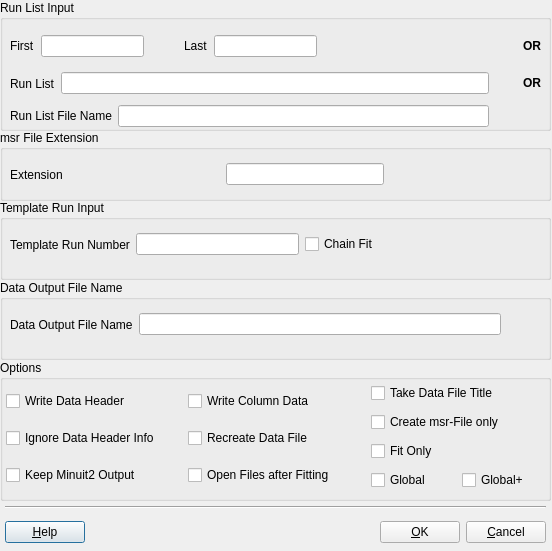
Before: the Qt Designer form src/musredit/forms/PMsr2DataDialog.ui in aPeter1/musrfit-fork, drawn with Qt 5.
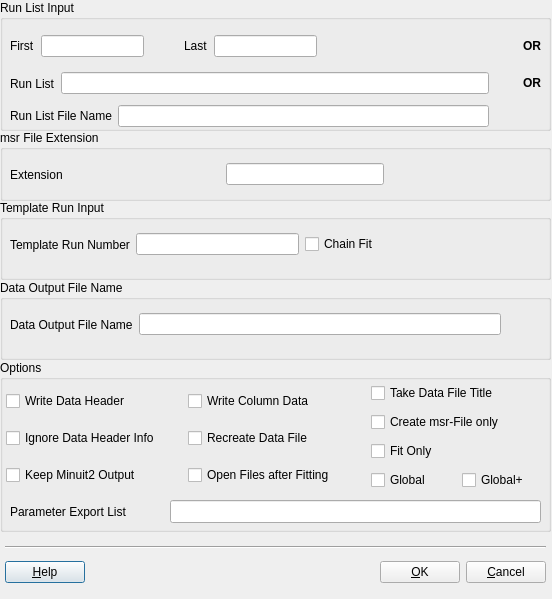
After: the same form once the commit is applied. Icons and pictures are not drawn.

Commit message: updated licence info and added paramList to the GUI.

```diff
--- a/src/musredit/forms/PMsr2DataDialog.ui
+++ b/src/musredit/forms/PMsr2DataDialog.ui
@@ -10,7 +10,7 @@
     <x>0</x>
     <y>0</y>
     <width>552</width>
-    <height>551</height>
+    <height>599</height>
    </rect>
   </property>
   <property name="windowTitle">
@@ -366,7 +366,7 @@
      <x>0</x>
      <y>360</y>
      <width>551</width>
-     <height>141</height>
+     <height>172</height>
     </rect>
    </property>
    <property name="title">
@@ -477,12 +477,38 @@
      </item>
     </layout>
    </widget>
+   <widget class="QLabel" name="fParamList_label">
+    <property name="geometry">
+     <rect>
+      <x>10</x>
+      <y>143</y>
+      <width>161</width>
+      <height>17</height>
+     </rect>
+    </property>
+    <property name="text">
+     <string>Parameter Export List</string>
+    </property>
+   </widget>
+   <widget class="QLineEdit" name="fParamList_lineEdit">
+    <property name="geometry">
+     <rect>
+      <x>170</x>
+      <y>140</y>
+      <width>371</width>
+      <height>23</height>
+     </rect>
+    </property>
+    <property name="whatsThis">
+     <string>parameter numbers to be exported, e.g. 1-16, or 1 3-7, etc.</string>
+    </property>
+   </widget>
   </widget>
   <widget class="QWidget" name="layoutWidget">
    <property name="geometry">
     <rect>
      <x>5</x>
-     <y>500</y>
+     <y>540</y>
      <width>541</width>
      <height>51</height>
     </rect>
```
Left out of the diff: 120 changed lines with no effect on the pictures. The commit also changes 98 other files.
